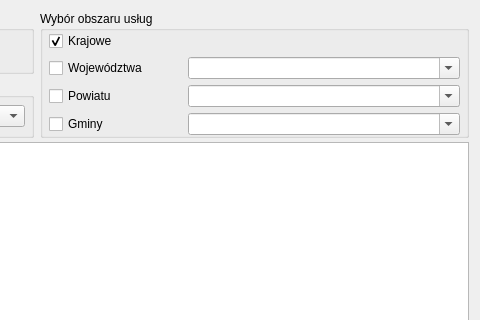
This is web_service_plugin_dialog_base.ui in envirosolutionspl/integrator_uslug_danych_przestrzennych as Qt 5 draws it before an edit; both pictures show x 406 to 886 and y 0 to 320 of the 886 by 630 pixel window. The edited form follows.
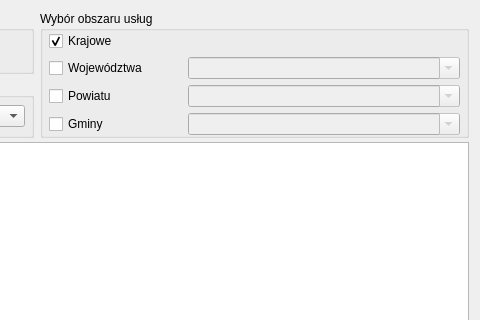
This is the edited form. Icons and pictures are not drawn.

Commit message: #19 #21 wyszarzanie comboboxow z jednostkami administracyjnymi - fix

Diff of the .ui file:
```diff
--- a/web_service_plugin_dialog_base.ui
+++ b/web_service_plugin_dialog_base.ui
@@ -73,6 +73,9 @@
       </item>
       <item row="1" column="1" colspan="2">
        <widget class="QComboBox" name="wojewodztwo_combo">
+        <property name="enabled">
+         <bool>false</bool>
+        </property>
         <property name="editable">
          <bool>true</bool>
         </property>
@@ -88,6 +91,9 @@
       </item>
       <item row="2" column="1" colspan="2">
        <widget class="QComboBox" name="powiat_combo">
+        <property name="enabled">
+         <bool>false</bool>
+        </property>
         <property name="editable">
          <bool>true</bool>
         </property>
@@ -98,6 +104,9 @@
       </item>
       <item row="3" column="1" colspan="2">
        <widget class="QComboBox" name="gmina_combo">
+        <property name="enabled">
+         <bool>false</bool>
+        </property>
         <property name="editable">
          <bool>true</bool>
         </property>
```
The commit also changes 2 other files.
